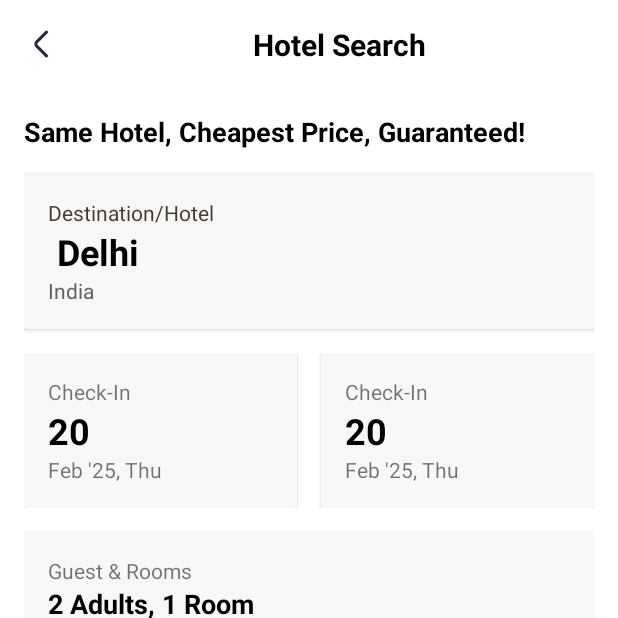
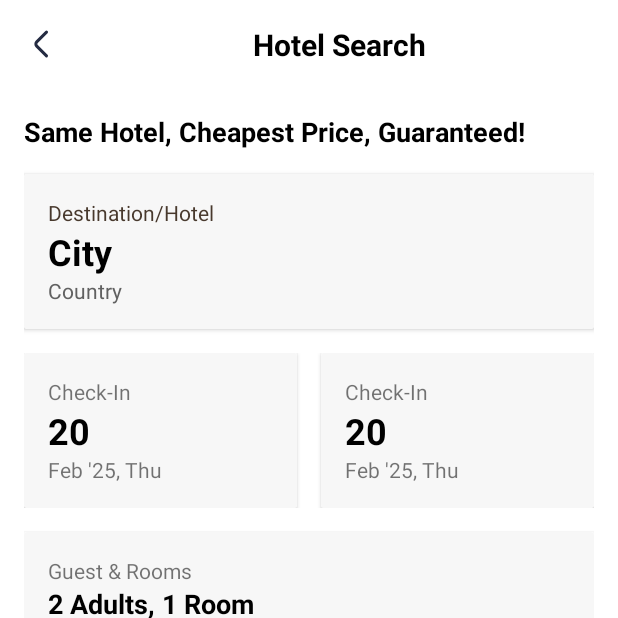
Before and after one commit to vikaskumar9761/JustPy, an Android app: the screen it shows after launch (MainActivity), on a phone screen of 412 x 824 dp, the top half of it. Run offline under Robolectric (Android 15) with nearby library versions, the phone set to English and light mode, and no system bars; 1 statement that could not run was skipped.

Commit message:
changing the code

```diff
--- a/app/src/main/java/com/justpe/justpy1/MainActivity.kt
+++ b/app/src/main/java/com/justpe/justpy1/MainActivity.kt
@@ -1,36 +1,93 @@
 package com.justpe.justpy1
+
 import android.content.Intent
+import android.content.SharedPreferences
 import android.os.Bundle
+import android.util.Log
+import android.view.View
+import android.widget.Button
+import android.widget.LinearLayout
+import android.widget.ProgressBar
 import android.widget.TextView
-import androidx.activity.enableEdgeToEdge
+import android.widget.Toast
 import androidx.appcompat.app.AppCompatActivity
-import com.justpe.justpy1.databinding.HotelMainBinding
+import com.google.gson.Gson
+import com.justpe.justpy1.searchHotel.HotelAdapter.HotelAdapter
+import com.justpe.justpy1.searchHotel.dataApi.Hotel
+import com.justpe.justpy1.searchHotel.retrofitClient.RetrofitClient
 import com.justpe.justpy1.searchHotel.searchHotel
+import retrofit2.Call
+import retrofit2.Callback
+import retrofit2.Response
 
 class MainActivity : AppCompatActivity() {
-    private lateinit var binding: HotelMainBinding
 
+    private lateinit var sharedPreferences: SharedPreferences
+    private lateinit var btnNext: LinearLayout
+    private lateinit var progressBar: LinearLayout
 
     override fun onCreate(savedInstanceState: Bundle?) {
         super.onCreate(savedInstanceState)
+        setContentView(R.layout.hotel_main)
+        btnNext = findViewById(R.id.selectCity)
+        progressBar = findViewById(R.id.progressBar)
+        sharedPreferences = getSharedPreferences("MyPrefs", MODE_PRIVATE)
+        progressBar.visibility = View.GONE
+//call the function
+        fetchHotels()
+
+        //get the item city or country from recyclerView
+        val city = intent.getStringExtra("city")?:"City"
+        val country = intent.getStringExtra("country")?:"Country"
+
+        findViewById<TextView>(R.id.cityTextView).text=city
+        findViewById<TextView>(R.id.countryTextView).text=country
 
 
-        binding=HotelMainBinding.inflate(layoutInflater)
-        setContentView(binding.root)
-
-        val city = intent.getStringExtra("city")?:" Delhi"
-        val country = intent.getStringExtra("country")?:"India"
-
-        val cityTextView: TextView = findViewById(R.id.cityTextView)
-        val countryTextView: TextView = findViewById(R.id.countryTextView)
-
-        cityTextView.text = city
-        countryTextView.text = country
-
-        binding.selectCity.setOnClickListener {
-            val intent= Intent(this,searchHotel::class.java)
-            startActivity(intent)
+        // Next Activity Open
+        btnNext.setOnClickListener {
+            startActivity(Intent(this, searchHotel::class.java))
 
         }
     }
+    private fun fetchHotels() {
+        val apiService = RetrofitClient.instance
+        val token = "Bearer eyJhbGciOiJIUzUxMiJ9..."
+
+        progressBar.visibility = View.VISIBLE
+
+        apiService.getHotels("api/hotels/search/city/delhi", token).enqueue(object : Callback<List<Hotel>> {
+            override fun onResponse(call: Call<List<Hotel>>, response: Response<List<Hotel>>) {
+
+                progressBar.visibility = View.GONE
+
+                if (response.isSuccessful && response.body() != null) {
+
+                    val cities = response.body() ?: emptyList()
+                    saveDataToSharedPreferences(cities)
+
+                } else {
+
+                    Log.e("API_ERROR2", "Response failed: ${response.errorBody()?.string()}")
+                    Toast.makeText(this@MainActivity, "Response failed", Toast.LENGTH_SHORT).show()
+
+                }
+            }
+
+            override fun onFailure(call: Call<List<Hotel>>, t: Throwable) {
+                progressBar.visibility=View.GONE
+                Log.e("API_ERROR", "Error: ${t.message}")
+                Toast.makeText(this@MainActivity, "API call failed", Toast.LENGTH_SHORT).show()
+            }
+        })
+    }
+
+
+    private fun saveDataToSharedPreferences(hotelList: List<Hotel>) {
+        val editor = sharedPreferences.edit()
+        val gson = Gson()
+        val json = gson.toJson(hotelList)
+        editor.putString("hotel_list", json)
+        editor.apply()
+    }
 }
--- a/app/src/main/res/layout/city_search_hotel.xml
+++ b/app/src/main/res/layout/city_search_hotel.xml
@@ -30,8 +30,10 @@
             android:padding="8dp">
 
             <ImageView
+                android:id="@+id/backprash"
                 android:layout_width="wrap_content"
                 android:layout_height="wrap_content"
+                android:background="?attr/selectableItemBackgroundBorderless"
                 android:src="@drawable/img_arrow_left"
                 app:tint="@android:color/white" />
 
@@ -43,6 +45,7 @@
                 android:layout_marginStart="8dp"
                 android:layout_marginEnd="8dp"
                 android:layout_weight="1"
+
                 android:background="@android:color/white"
                 android:hint="Enter City/Location/Hotel Name"
                 android:padding="8dp"
--- a/app/src/main/res/layout/hotel_main.xml
+++ b/app/src/main/res/layout/hotel_main.xml
@@ -9,6 +9,7 @@
 
 
     <!-- Top Bar -->
+
     <LinearLayout
         android:id="@+id/top_bar"
         android:layout_width="match_parent"
@@ -24,7 +25,7 @@
             android:layout_width="wrap_content"
             android:layout_height="wrap_content"
             android:background="?attr/selectableItemBackgroundBorderless"
-            android:contentDescription="back"
+            android:contentDescription="@string/back"
             android:src="@drawable/img_arrow_left" />
 
         <TextView
@@ -51,6 +52,27 @@
         app:layout_constraintEnd_toEndOf="parent"
         app:layout_constraintStart_toStartOf="parent"
         app:layout_constraintTop_toBottomOf="@+id/top_bar">
+
+        <LinearLayout
+            android:id="@+id/progressBar"
+            android:layout_width="match_parent"
+            android:layout_height="match_parent"
+            android:orientation="vertical"
+            android:visibility="gone"
+            android:gravity="center">
+            <ProgressBar
+
+                style="?android:attr/progressBarStyle"
+                android:layout_width="@dimen/_80pxh"
+                android:layout_height="@dimen/_80pxh"
+                android:layout_gravity="center"
+                />
+            <TextView
+                android:layout_width="wrap_content"
+                android:layout_height="wrap_content"
+                android:text="Please wait..."
+                android:textSize="@dimen/_20pxh"/>
+        </LinearLayout>
 
         <TextView
             style="@style/txtUrbanistbold16"
@@ -232,6 +254,7 @@
             android:layout_height="wrap_content"
             android:scrollbars="none">
 
+
             <LinearLayout
                 android:layout_width="wrap_content"
                 android:layout_height="wrap_content"
@@ -250,6 +273,10 @@
 
                 <!-- Additional recent search cards -->
             </LinearLayout>
+
+
         </HorizontalScrollView>
+
+
     </LinearLayout>
 </androidx.constraintlayout.widget.ConstraintLayout>
--- a/app/src/main/res/values/strings.xml
+++ b/app/src/main/res/values/strings.xml
@@ -108,4 +108,5 @@
     <string name="aadhar_lbl_txt">Please Verify Aadhar As Per KYC Guidelines</string>
     <string name="enter_aadhar">Enter Aadhar Number</string>
     <string name="aadhar_note"> Note : Dear Customer , as per KYC Guidelines Aadhar KYC is Mandatory . We ask Aadhar KYC as its required to use our services. We store last 4 digits of adhar number </string>
+    <string name="back">back</string>
 </resources>
```
Also changed, not shown: app/src/main/java/com/justpe/justpy1/searchHotel/HotelAdapter/HotelAdapter.kt (+5 -7 lines), app/src/main/java/com/justpe/justpy1/searchHotel/searchHotel.kt (+43 -49 lines).
